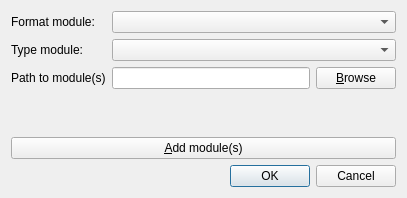
Old version of the form src/gui/dialogs/moduleimport/moduleimportdialog.ui in the repository axsapronov/QSopherim.
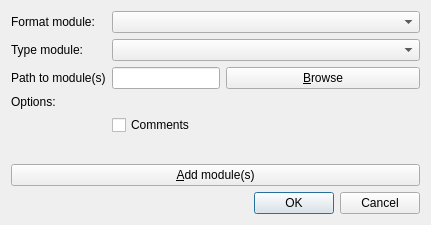
New version of the form.

Commit message: [GUI] Add option "Comments"

```diff
--- a/src/gui/dialogs/moduleimport/moduleimportdialog.ui
+++ b/src/gui/dialogs/moduleimport/moduleimportdialog.ui
@@ -6,32 +6,45 @@
    <rect>
     <x>0</x>
     <y>0</y>
-    <width>407</width>
-    <height>198</height>
+    <width>431</width>
+    <height>225</height>
    </rect>
   </property>
   <property name="windowTitle">
    <string>Dialog</string>
   </property>
   <layout class="QGridLayout" name="gridLayout">
-   <item row="0" column="2" colspan="2">
+   <item row="0" column="1" colspan="3">
     <widget class="QComboBox" name="comBFormat"/>
    </item>
-   <item row="2" column="3">
-    <widget class="QPushButton" name="pBBrowse">
-     <property name="text">
-      <string>&amp;Browse</string>
-     </property>
-    </widget>
-   </item>
-   <item row="2" column="0" colspan="2">
+   <item row="2" column="0">
     <widget class="QLabel" name="label_2">
      <property name="text">
       <string>Path to module(s)</string>
      </property>
     </widget>
    </item>
-   <item row="3" column="2">
+   <item row="2" column="1" colspan="2">
+    <widget class="QLineEdit" name="LEPath"/>
+   </item>
+   <item row="1" column="0">
+    <widget class="QLabel" name="label_4">
+     <property name="text">
+      <string>Type module:</string>
+     </property>
+    </widget>
+   </item>
+   <item row="7" column="3">
+    <widget class="QDialogButtonBox" name="buttonBox">
+     <property name="orientation">
+      <enum>Qt::Horizontal</enum>
+     </property>
+     <property name="standardButtons">
+      <set>QDialogButtonBox::Cancel|QDialogButtonBox::Ok</set>
+     </property>
+    </widget>
+   </item>
+   <item row="5" column="2">
     <spacer name="verticalSpacer">
      <property name="orientation">
       <enum>Qt::Vertical</enum>
@@ -44,26 +57,6 @@
      </property>
     </spacer>
    </item>
-   <item row="5" column="0" colspan="4">
-    <widget class="QDialogButtonBox" name="buttonBox">
-     <property name="orientation">
-      <enum>Qt::Horizontal</enum>
-     </property>
-     <property name="standardButtons">
-      <set>QDialogButtonBox::Cancel|QDialogButtonBox::Ok</set>
-     </property>
-    </widget>
-   </item>
-   <item row="4" column="0" colspan="4">
-    <widget class="QPushButton" name="pBAddModule">
-     <property name="text">
-      <string>&amp;Add module(s)</string>
-     </property>
-    </widget>
-   </item>
-   <item row="2" column="2">
-    <widget class="QLineEdit" name="LEPath"/>
-   </item>
    <item row="0" column="0">
     <widget class="QLabel" name="label">
      <property name="text">
@@ -71,16 +64,37 @@
      </property>
     </widget>
    </item>
-   <item row="1" column="0">
-    <widget class="QLabel" name="label_4">
+   <item row="6" column="0" colspan="4">
+    <widget class="QPushButton" name="pBAddModule">
      <property name="text">
-      <string>Type module:</string>
+      <string>&amp;Add module(s)</string>
      </property>
     </widget>
    </item>
-   <item row="1" column="2" colspan="2">
+   <item row="3" column="0">
+    <widget class="QLabel" name="label_3">
+     <property name="text">
+      <string>Options:</string>
+     </property>
+    </widget>
+   </item>
+   <item row="1" column="1" colspan="3">
     <widget class="QComboBox" name="comBType"/>
    </item>
+   <item row="2" column="3">
+    <widget class="QPushButton" name="pBBrowse">
+     <property name="text">
+      <string>&amp;Browse</string>
+     </property>
+    </widget>
+   </item>
+   <item row="4" column="1" colspan="3">
+    <widget class="QCheckBox" name="chBComments">
+     <property name="text">
+      <string>Comments</string>
+     </property>
+    </widget>
+   </item>
   </layout>
  </widget>
  <resources/>
```
